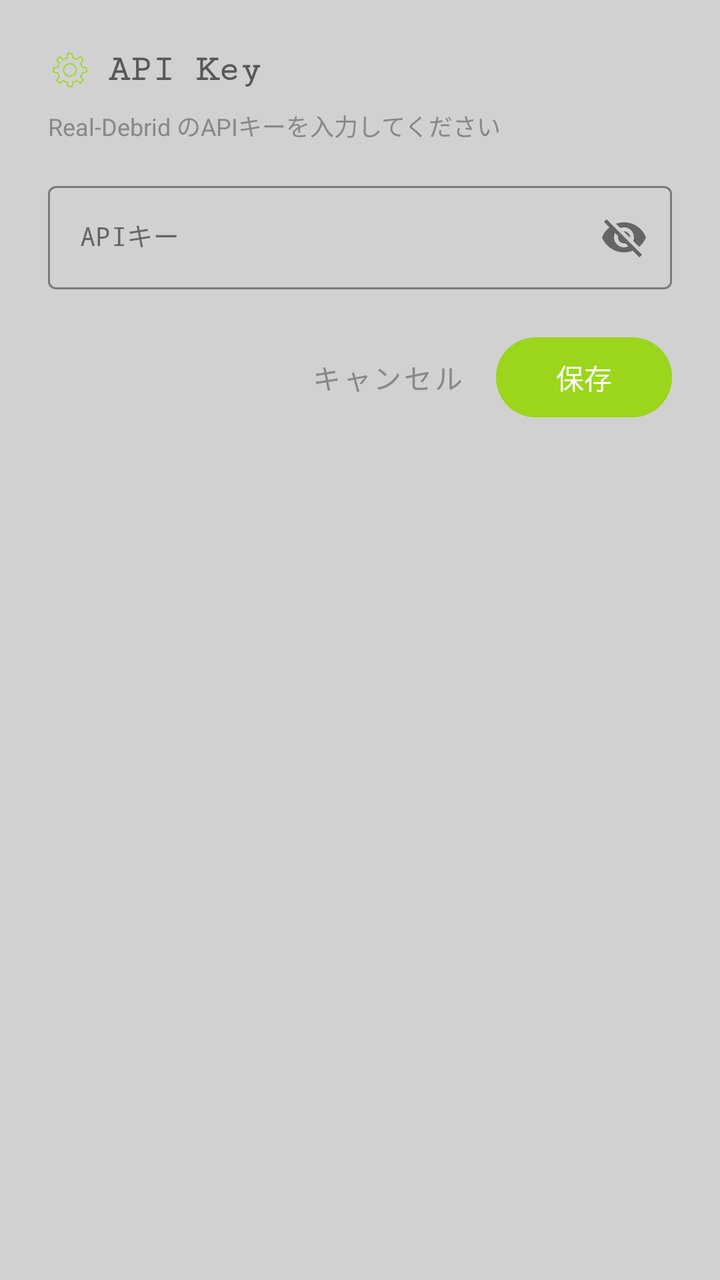
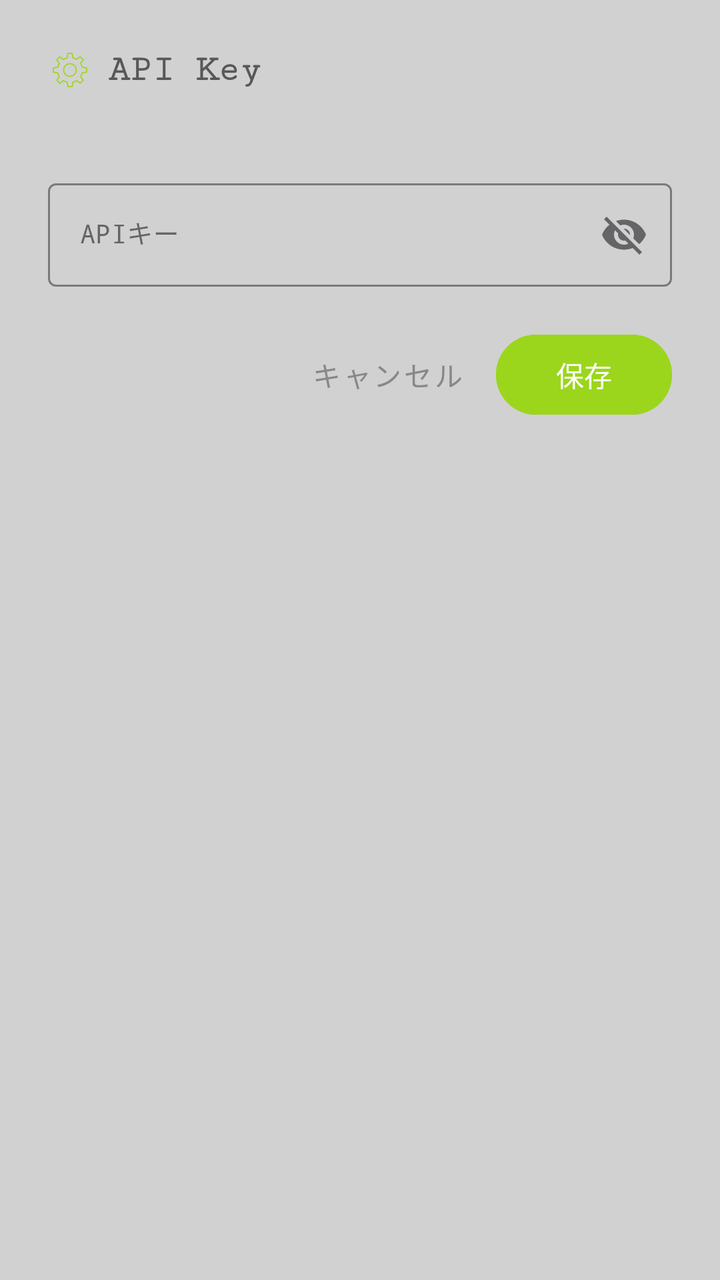

Before-and-after screenshots of an Android layout around one commit, followed by the original layout XML and the change that was made.
<!-- AndroidManifest.xml: application theme Theme.LinkCollector -->
<!-- res/layout/dialog_api_key.xml -->
<?xml version="1.0" encoding="utf-8"?>
<LinearLayout xmlns:android="http://schemas.android.com/apk/res/android"
    android:layout_width="match_parent"
    android:layout_height="wrap_content"
    android:orientation="vertical"
    android:padding="24dp"
    android:background="@color/app_background_gray">

    
    <LinearLayout
        android:layout_width="match_parent"
        android:layout_height="wrap_content"
        android:orientation="horizontal"
        android:gravity="center_vertical"
        android:layout_marginBottom="8dp">

        <ImageView
            android:layout_width="22dp"
            android:layout_height="22dp"
            android:src="@drawable/ic_settings"
            android:layout_marginEnd="8dp"
            app:tint="@color/button_lime"
            android:contentDescription="@null"
            xmlns:app="http://schemas.android.com/apk/res-auto" />

        <TextView
            android:layout_width="wrap_content"
            android:layout_height="wrap_content"
            android:text="API Key"
            android:textSize="18sp"
            android:fontFamily="serif-monospace"
            android:textColor="@color/title_text_color"
            android:textStyle="bold" />

    </LinearLayout>

    
    <TextView
        android:layout_width="match_parent"
        android:layout_height="wrap_content"
        android:text="Real-Debrid のAPIキーを入力してください"
        android:textSize="12sp"
        android:textColor="#888888"
        android:layout_marginBottom="16dp" />

    
    <com.google.android.material.textfield.TextInputLayout
        android:id="@+id/apiKeyInputLayout"
        style="@style/Widget.MaterialComponents.TextInputLayout.OutlinedBox"
        android:layout_width="match_parent"
        android:layout_height="wrap_content"
        android:hint="APIキー"
        app:boxStrokeColor="@color/button_lime"
        app:hintTextColor="@color/button_lime"
        app:endIconMode="password_toggle"
        xmlns:app="http://schemas.android.com/apk/res-auto">

        <com.google.android.material.textfield.TextInputEditText
            android:id="@+id/apiKeyEditText"
            android:layout_width="match_parent"
            android:layout_height="wrap_content"
            android:inputType="textVisiblePassword"
            android:fontFamily="monospace"
            android:textSize="13sp"
            android:textColor="@color/title_text_color" />

    </com.google.android.material.textfield.TextInputLayout>

    
    <LinearLayout
        android:layout_width="match_parent"
        android:layout_height="wrap_content"
        android:orientation="horizontal"
        android:layout_marginTop="20dp"
        android:gravity="end">

        <Button
            android:id="@+id/cancelButton"
            style="@style/Widget.MaterialComponents.Button.TextButton"
            android:layout_width="wrap_content"
            android:layout_height="wrap_content"
            android:text="キャンセル"
            android:textColor="#888888"
            android:layout_marginEnd="8dp" />

        <Button
            android:id="@+id/saveButton"
            android:layout_width="wrap_content"
            android:layout_height="wrap_content"
            android:text="保存"
            android:backgroundTint="@color/button_lime"
            android:textColor="@android:color/white"
            android:paddingStart="24dp"
            android:paddingEnd="24dp" />

    </LinearLayout>

</LinearLayout>
<!-- resources referenced by this layout -->
<resources>
  <color name="app_background_gray">#d1d1d1</color>
  <color name="button_lime">#9bd61c</color>
  <color name="title_text_color">#585858</color>
  <!-- drawable ic_settings: vector/xml drawable (drawable, 2381 chars, omitted) -->
  <style name="Theme.LinkCollector" parent="Base.Theme.LinkCollector" />
  <style name="Base.Theme.LinkCollector" parent="Theme.Material3.DayNight.NoActionBar">
          
          
      </style>
</resources>

<!-- the commit's change to res/layout/dialog_api_key.xml (unified diff, before → after) -->
@@ -38,7 +38,6 @@
     <TextView
         android:layout_width="match_parent"
         android:layout_height="wrap_content"
-        android:text="Real-Debrid のAPIキーを入力してください"
         android:textSize="12sp"
         android:textColor="#888888"
         android:layout_marginBottom="16dp" />
